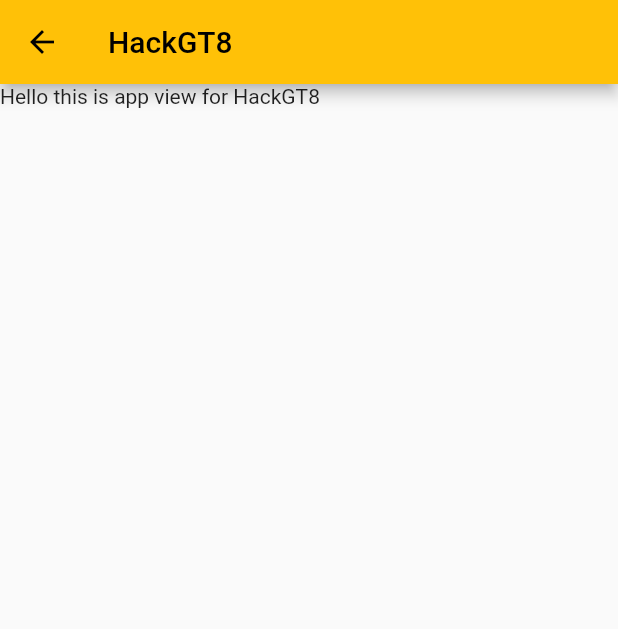
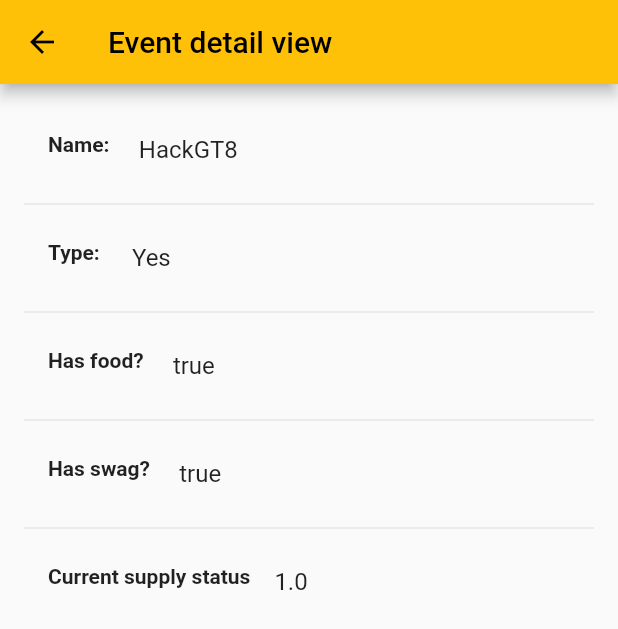
Before and after one commit to Tohwx/hackgt8-eaugazooz, a Flutter app: the screen it shows after launch, after a tap on "HackGT8", on a phone screen of 412 x 824 dp. Shown: the top 629 px of the screen. Run offline on Flutter 3.47's test engine with Material 2 defaults, Android fonts, the phone set to English and light mode, and no system bars; our stand-ins replace google_maps_flutter.

Commit message:
FINISHING TOUCHES

```diff
--- a/lib/form.dart
+++ b/lib/form.dart
@@ -11,9 +11,9 @@
 }
 
 List<String> instanceVars = [
-  'Halloween party!',
-  'type',
-  'false',
+  'Halloween party',
+  'Oops there\'s too much',
+  'true',
   'false'
 ]; //array to store inputs
 
--- a/lib/tabs.dart
+++ b/lib/tabs.dart
@@ -52,18 +52,46 @@
           children: <Widget>[Icon(Icons.bakery_dining), Icon(Icons.redeem)]);
     } else if (e.hasFood) {
       return Icon(Icons.bakery_dining);
+    } else if (e.hasSwag) {
+      return Icon(Icons.redeem);
     } else {
-      return Icon(Icons.redeem);
+      return Icon(Icons.sentiment_dissatisfied);
     }
   }
 
   void _tapEventTile(Event e) {
     Navigator.of(context).push(MaterialPageRoute<void>(builder: (context) {
+      List<String> allInstVars = [
+        "Name: ",
+        "Type: ",
+        "Has food? ",
+        "Has swag? ",
+        "Current supply status"
+      ];
+
+      List<String> actualInst = [
+        e.name,
+        e.type,
+        e.hasFood.toString(),
+        e.hasSwag.toString(),
+        e.progress.toString()
+      ];
+
       return Scaffold(
-        appBar: AppBar(title: Text(e.name)),
-        body:
-            Text("Hello this is app view for " + e.name), // DEVAUGHN FORM HERE
-      );
+          appBar: AppBar(title: Text("Event detail view")),
+          body: ListView.separated(
+            padding: const EdgeInsets.all(16.0),
+            itemCount: allInstVars.length,
+            itemBuilder: (context, index) {
+              return ListTile(
+                  leading: Text(allInstVars[index],
+                      style: TextStyle(fontWeight: FontWeight.bold)),
+                  title: Text(actualInst[index]));
+            },
+            separatorBuilder: (context, index) {
+              return const Divider();
+            },
+          ));
     }));
   }
 }
```
Also changed, not shown: lib/classes.dart (+9 -8 lines).
